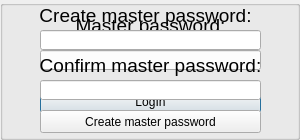
Old version of the form QtProject/authwindow.ui in the repository 777AvEnGeR777/project.
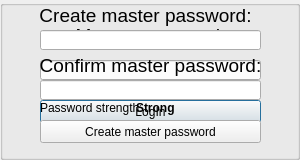
New version of the form.

```diff
--- a/QtProject/authwindow.ui
+++ b/QtProject/authwindow.ui
@@ -7,19 +7,19 @@
     <x>0</x>
     <y>0</y>
     <width>300</width>
-    <height>140</height>
+    <height>160</height>
    </rect>
   </property>
   <property name="minimumSize">
    <size>
     <width>300</width>
-    <height>140</height>
+    <height>160</height>
    </size>
   </property>
   <property name="maximumSize">
    <size>
     <width>300</width>
-    <height>140</height>
+    <height>160</height>
    </size>
   </property>
   <property name="windowTitle">
@@ -34,7 +34,7 @@
      <x>0</x>
      <y>0</y>
      <width>300</width>
-     <height>140</height>
+     <height>160</height>
     </rect>
    </property>
    <property name="title">
@@ -44,7 +44,7 @@
     <property name="geometry">
      <rect>
       <x>0</x>
-      <y>0</y>
+      <y>10</y>
       <width>301</width>
       <height>51</height>
      </rect>
@@ -65,7 +65,7 @@
     <property name="geometry">
      <rect>
       <x>40</x>
-      <y>90</y>
+      <y>100</y>
       <width>221</width>
       <height>23</height>
      </rect>
@@ -78,7 +78,7 @@
     <property name="geometry">
      <rect>
       <x>40</x>
-      <y>50</y>
+      <y>60</y>
       <width>221</width>
       <height>20</height>
      </rect>
@@ -94,7 +94,7 @@
      <x>0</x>
      <y>0</y>
      <width>300</width>
-     <height>140</height>
+     <height>160</height>
     </rect>
    </property>
    <property name="title">
@@ -138,7 +138,7 @@
     <property name="geometry">
      <rect>
       <x>40</x>
-      <y>110</y>
+      <y>120</y>
       <width>221</width>
       <height>23</height>
      </rect>
@@ -178,6 +178,38 @@
      </rect>
     </property>
    </widget>
+   <widget class="QLabel" name="labelPasswordStrength">
+    <property name="geometry">
+     <rect>
+      <x>40</x>
+      <y>100</y>
+      <width>101</width>
+      <height>16</height>
+     </rect>
+    </property>
+    <property name="text">
+     <string>Password strength:</string>
+    </property>
+   </widget>
+   <widget class="QLabel" name="labelPasswordStrengthLevel">
+    <property name="geometry">
+     <rect>
+      <x>136</x>
+      <y>100</y>
+      <width>121</width>
+      <height>16</height>
+     </rect>
+    </property>
+    <property name="font">
+     <font>
+      <weight>75</weight>
+      <bold>true</bold>
+     </font>
+    </property>
+    <property name="text">
+     <string>Strong</string>
+    </property>
+   </widget>
   </widget>
  </widget>
  <resources/>
```
